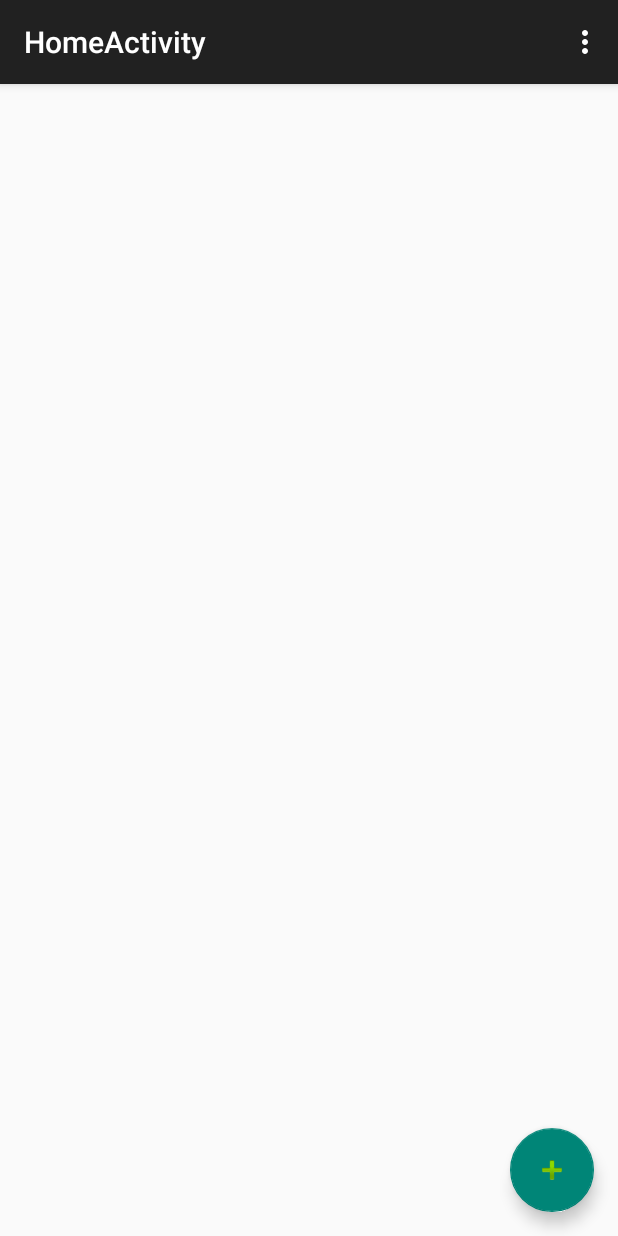
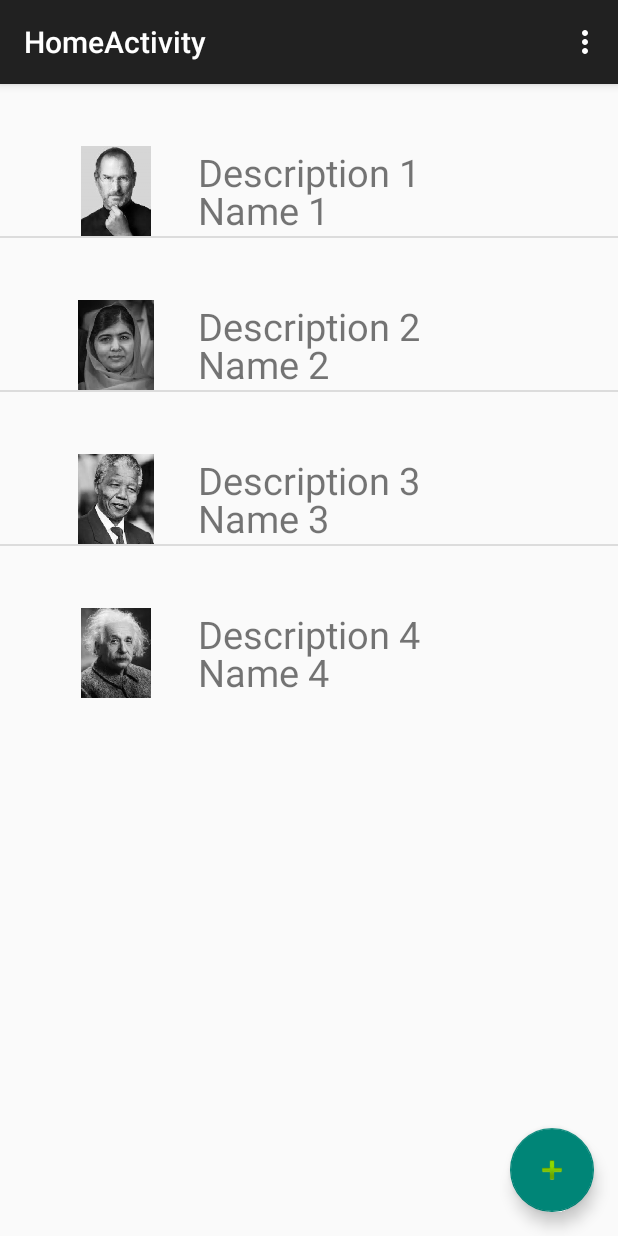
Before and after one commit to dio4090/MyAppartment, an Android app: the ProjectsActivity screen opened directly, with no data from a screen before it, on a phone screen of 412 x 824 dp. Run offline under Robolectric (Android 15) with nearby library versions, the phone set to English and light mode, and no system bars; network calls fail.

Commit message:
Created listView to the projects

```diff
--- a/src/main/AndroidManifest.xml
+++ b/src/main/AndroidManifest.xml
@@ -23,21 +23,18 @@
                 <category android:name="android.intent.category.LAUNCHER" />
             </intent-filter>
         </activity>
-
         <activity
             android:name=".activities.MainActivity"
             android:theme="@style/AppTheme.Dark" />
-
         <activity
             android:name=".activities.SignupActivity"
             android:theme="@style/AppTheme.Dark" />
-
         <activity
             android:name=".activities.ProjectsActivity"
             android:label="@string/title_activity_home"
             android:theme="@style/AppTheme.NoActionBar" />
-
         <activity android:name=".activities.SettingsActivity" />
+        <activity android:name=".activities.ListViewTest"></activity>
     </application>
 
 </manifest>
--- a/src/main/java/com/sourcey/myappartment/activities/ProjectsActivity.java
+++ b/src/main/java/com/sourcey/myappartment/activities/ProjectsActivity.java
@@ -1,5 +1,6 @@
 package com.sourcey.myappartment.activities;
 
+import android.annotation.SuppressLint;
 import android.content.Context;
 import android.content.Intent;
 import android.content.SharedPreferences;
@@ -12,6 +13,11 @@ import android.support.v7.widget.Toolbar;
 import android.view.Menu;
 import android.view.MenuItem;
 import android.view.View;
+import android.view.ViewGroup;
+import android.widget.BaseAdapter;
+import android.widget.ImageView;
+import android.widget.ListView;
+import android.widget.TextView;
 
 import com.sourcey.myappartment.R;
 import com.sourcey.myappartment.util.Language;
@@ -19,6 +25,10 @@ import com.sourcey.myappartment.util.MyContextWrapper;
 
 
 public class ProjectsActivity extends AppCompatActivity {
+
+    int[] IMAGES = {R.drawable.people1, R.drawable.people2, R.drawable.people3, R.drawable.people4};
+    String[] NAMES = {"Name 1", "Name 2", "Name 3", "Name 4"};
+    String[] DESCRIPTIONS = {"Description 1", "Description 2", "Description 3", "Description 4"};
 
     @Override
     protected void onCreate(Bundle savedInstanceState) {
@@ -35,6 +45,12 @@ public class ProjectsActivity extends AppCompatActivity {
                         .setAction("Action", null).show();
             }
         });
+
+        //ListView
+        ListView listView = (ListView) findViewById(R.id.listView);
+
+        CustomAdapter customAdapter = new CustomAdapter();
+        listView.setAdapter(customAdapter);
     }
 
     //APP LANGUAGE
@@ -88,4 +104,38 @@ public class ProjectsActivity extends AppCompatActivity {
         return super.onOptionsItemSelected(item);
     }
 
+    class CustomAdapter extends BaseAdapter {
+
+        @Override
+        public int getCount() {
+            return IMAGES.length;
+        }
+
+        @Override
+        public Object getItem(int position) {
+            return null;
+        }
+
+        @Override
+        public long getItemId(int position) {
+            return 0;
+        }
+
+        @SuppressLint({"ViewHolder", "InflateParams"})
+        @Override
+        public View getView(int i, View view, ViewGroup parent) {
+            view = getLayoutInflater().inflate(R.layout.customlayout, null);
+
+            ImageView imageView = (ImageView) view.findViewById(R.id.imageView);
+            TextView textView_name = (TextView) view.findViewById(R.id.textView_name);
+            TextView textView_description = (TextView) view.findViewById(R.id.textView_description);
+
+            imageView.setImageResource(IMAGES[i]);
+            textView_name.setText(NAMES[i]);
+            textView_description.setText(DESCRIPTIONS[i]);
+
+            return view;
+        }
+    }
+
 }
--- a/src/main/res/layout/content_projects.xml
+++ b/src/main/res/layout/content_projects.xml
@@ -2,10 +2,17 @@
 <android.support.constraint.ConstraintLayout xmlns:android="http://schemas.android.com/apk/res/android"
     xmlns:app="http://schemas.android.com/apk/res-auto"
     xmlns:tools="http://schemas.android.com/tools"
+    android:id="@+id/lable"
     android:layout_width="match_parent"
     android:layout_height="match_parent"
     app:layout_behavior="@string/appbar_scrolling_view_behavior"
     tools:context="com.sourcey.myappartment.activities.ProjectsActivity"
     tools:showIn="@layout/activity_projects">
 
+    <ListView
+        android:layout_width="match_parent"
+        android:layout_height="wrap_content"
+        android:id="@+id/listView" />
+
+
 </android.support.constraint.ConstraintLayout>
--- /dev/null
+++ b/src/main/res/layout/customlayout.xml
@@ -0,0 +1,39 @@
+<?xml version="1.0" encoding="utf-8"?>
+<RelativeLayout
+    xmlns:android="http://schemas.android.com/apk/res/android"
+    xmlns:app="http://schemas.android.com/apk/res-auto"
+    android:layout_width="match_parent"
+    android:layout_height="match_parent">
+
+    <ImageView
+        android:id="@+id/imageView"
+        android:layout_width="60dp"
+        android:layout_height="60dp"
+        android:layout_alignParentLeft="true"
+        android:layout_alignParentStart="true"
+        android:layout_alignParentTop="true"
+        android:layout_marginLeft="47dp"
+        android:layout_marginStart="47dp"
+        android:layout_marginTop="41dp"
+        app:srcCompat="@mipmap/ic_launcher" />
+
+    <TextView
+        android:id="@+id/textView_description"
+        android:layout_width="wrap_content"
+        android:layout_height="wrap_content"
+        android:layout_alignTop="@+id/imageView"
+        android:layout_centerHorizontal="true"
+        android:textSize="25sp"
+        android:text="TextView" />
+
+    <TextView
+        android:id="@+id/textView_name"
+        android:layout_width="wrap_content"
+        android:layout_height="wrap_content"
+        android:layout_alignBottom="@+id/imageView"
+        android:layout_alignLeft="@+id/textView_description"
+        android:layout_alignStart="@+id/textView_description"
+        android:textSize="25sp"
+        android:text="TextView" />
+
+</RelativeLayout>
```
Also changed, not shown: src/main/java/com/sourcey/myappartment/activities/ListViewTest.java (added, +63 -0 lines), src/main/res/layout/activity_list_view_test.xml (added, +8 -0 lines), src/main/res/drawable-v21/ic_plus_white.png (added), src/main/res/drawable-v21/people1.png (added), src/main/res/drawable-v21/people2.png (added), src/main/res/drawable-v21/people3.png (added), src/main/res/drawable-v21/people4.png (added).
